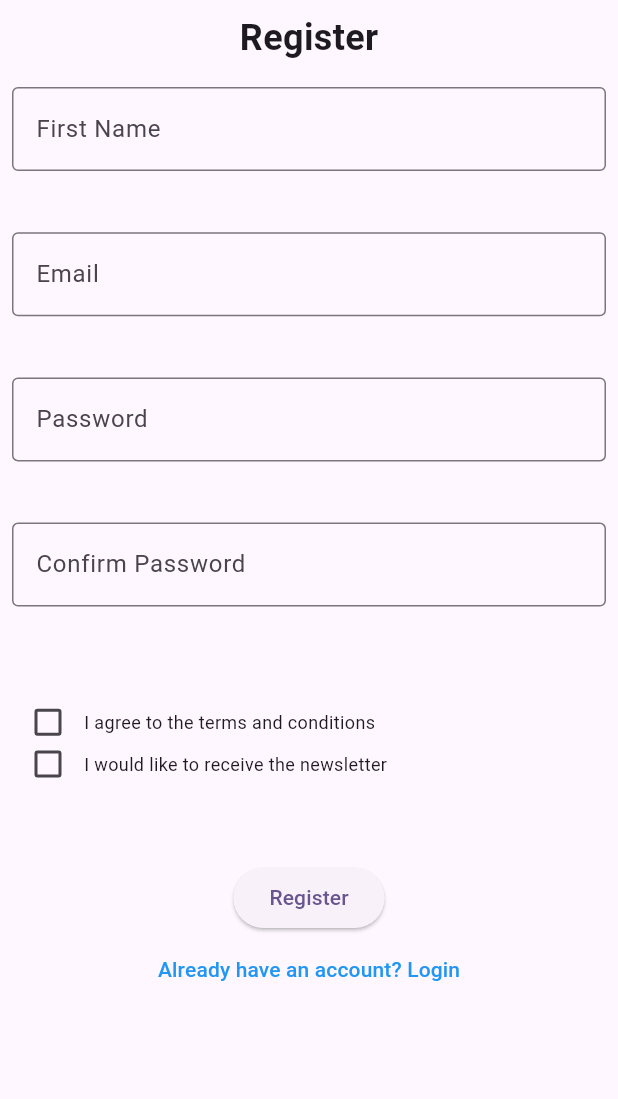
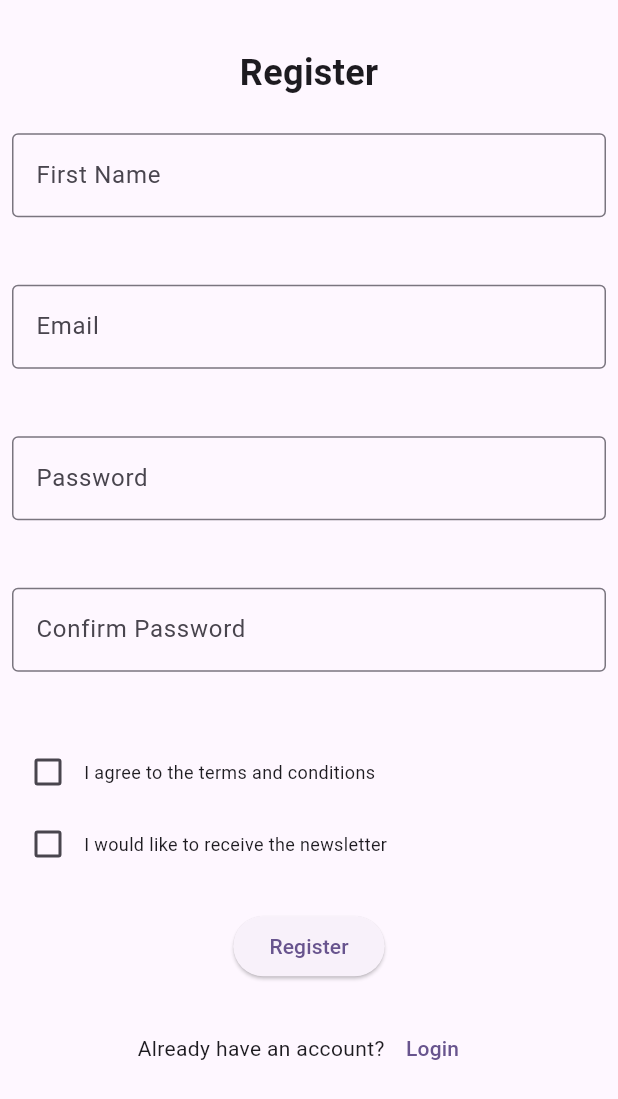
Before and after one commit to BasharAileh/Rates, a Flutter app: the RegisterPage screen opened directly, on a phone screen of 412 x 824 dp. Shown: the top 1099 px of the screen. Run offline on Flutter 3.47's test engine with Material 3 defaults, Android fonts, the light colour scheme and no system bars; our stand-ins replace firebase_auth, firebase_core, flutter_rating_bar, font_awesome_flutter; accounts and stored records are empty; statements that could not run were skipped.

Commit message:
resizing the pages

```diff
--- a/GP-App/lib/Pages/login_page.dart
+++ b/GP-App/lib/Pages/login_page.dart
@@ -46,11 +46,9 @@ class _LoginPageState extends State<LoginPage> {
                 RatesLogo(),
                 SizedBox(height: AspectRatios.height * 0.13),
                 Center(
-                  child: ConstrainedBox(
-                    constraints: BoxConstraints(
-                      maxHeight: AspectRatios.height * 0.4,
-                      maxWidth: AspectRatios.width * 0.8,
-                    ),
+                  child: Container(
+                    width: AspectRatios.width * 0.9,
+                    height: AspectRatios.height * 0.4,
                     child: LayoutBuilder(builder: (context, constraints) {
                       /* String loginText = "Login";
                       TextStyle style = const TextStyle(
@@ -263,8 +261,8 @@ class _LoginPageState extends State<LoginPage> {
                                                 child: SizedBox(
                                                   width:
                                                       AspectRatios.width * 0.8,
-                                                  height: AspectRatios.height *
-                                                      0.65,
+                                                  height:
+                                                      AspectRatios.height * 0.7,
                                                   child: const RegisterPage(),
                                                 ),
                                               ),
--- a/GP-App/lib/Pages/register_page.dart
+++ b/GP-App/lib/Pages/register_page.dart
@@ -43,10 +43,12 @@ class _RegisterPageState extends State<RegisterPage> {
         child: LayoutBuilder(
           builder: (context, constraints) {
             return Column(
-              mainAxisAlignment: MainAxisAlignment.start,
               crossAxisAlignment: CrossAxisAlignment.start,
               children: [
-                const Center(
+                SizedBox(
+                  width: constraints.maxWidth,
+                  height: constraints.maxHeight * 0.1,
+                  child: const Center(
                     child: Text(
                       'Register',
                       style: TextStyle(
@@ -55,7 +57,9 @@ class _RegisterPageState extends State<RegisterPage> {
                       ),
                     ),
                   ),
-                const SizedBox(height: 16),
+                ),
+                Column(
+                  children: [
                     SizedBox(
                       width: constraints.maxWidth,
                       height: constraints.maxHeight * 0.1,
@@ -66,7 +70,9 @@ class _RegisterPageState extends State<RegisterPage> {
                         ),
                       ),
                     ),
-                const SizedBox(height: 16),
+                    SizedBox(
+                      height: constraints.maxHeight * 0.025,
+                    ),
                     SizedBox(
                       width: constraints.maxWidth,
                       height: constraints.maxHeight * 0.1,
@@ -78,7 +84,7 @@ class _RegisterPageState extends State<RegisterPage> {
                         ),
                       ),
                     ),
-                const SizedBox(height: 16),
+                    SizedBox(height: constraints.maxHeight * 0.025),
                     SizedBox(
                       width: constraints.maxWidth,
                       height: constraints.maxHeight * 0.1,
@@ -90,10 +96,10 @@ class _RegisterPageState extends State<RegisterPage> {
                         ),
                       ),
                     ),
-                const SizedBox(height: 16),
+                    SizedBox(height: constraints.maxHeight * 0.025),
                     SizedBox(
                       width: constraints.maxWidth,
-                  height: constraints.maxHeight * 0.2,
+                      height: constraints.maxHeight * 0.1 + 18,
                       child: TextField(
                         onChanged: (value) {
                           if (_password1.text != value) {
@@ -110,12 +116,9 @@ class _RegisterPageState extends State<RegisterPage> {
                         ),
                       ),
                     ),
-                Transform.translate(
-                  offset: Offset(0, -constraints.maxHeight * 0.065),
-                  child: SizedBox(
-                    width: constraints.maxWidth,
-                    height: constraints.maxHeight * 0.165,
-                    child: Column(
+                  ],
+                ),
+                Column(
                   crossAxisAlignment: CrossAxisAlignment.start,
                   children: [
                     Row(
@@ -137,9 +140,7 @@ class _RegisterPageState extends State<RegisterPage> {
                         ),
                       ],
                     ),
-                        Transform.translate(
-                          offset: Offset(0, -constraints.maxHeight * 0.025),
-                          child: Row(
+                    Row(
                       mainAxisSize: MainAxisSize.min,
                       children: [
                         Checkbox(
@@ -158,14 +159,10 @@ class _RegisterPageState extends State<RegisterPage> {
                         ),
                       ],
                     ),
-                        ),
                   ],
                 ),
-                  ),
-                ),
-                Transform.translate(
-                  offset: Offset(0, -constraints.maxHeight * 0.085),
-                  child: Center(
+                SizedBox(height: constraints.maxHeight * 0.025),
+                Center(
                   child: Column(
                     children: [
                       ElevatedButton(
@@ -175,12 +172,10 @@ class _RegisterPageState extends State<RegisterPage> {
                           if (_password1.text == _password2.text) {
                             final password = _password1.text;
                             try {
-                                devtools
-                                    .log('Creating user with email: $email');
+                              devtools.log('Creating user with email: $email');
                               devtools.log(
                                   'Creating user with password: $password');
-                                final userCredential = await FirebaseAuth
-                                    .instance
+                              final userCredential = await FirebaseAuth.instance
                                   .createUserWithEmailAndPassword(
                                       email: email, password: password);
                               devtools.log(userCredential.user.toString());
@@ -204,17 +199,20 @@ class _RegisterPageState extends State<RegisterPage> {
                         },
                         child: const Text('Register'),
                       ),
+                      SizedBox(height: constraints.maxHeight * 0.025),
+                      Row(
+                        mainAxisAlignment: MainAxisAlignment.center,
+                        children: [
+                          const Text('Already have an account?'),
                           TextButton(
                             onPressed: () {
                               Navigator.of(context).pop();
                             },
-                          child: const Text(
-                            'Already have an account? Login',
-                            style: TextStyle(color: Colors.blue),
-                          ),
+                            child: const Text('Login'),
                           ),
                         ],
-                    ),
+                      )
+                    ],
                   ),
                 ),
               ],
```
Lines whose indentation alone changed are shown as unchanged.
